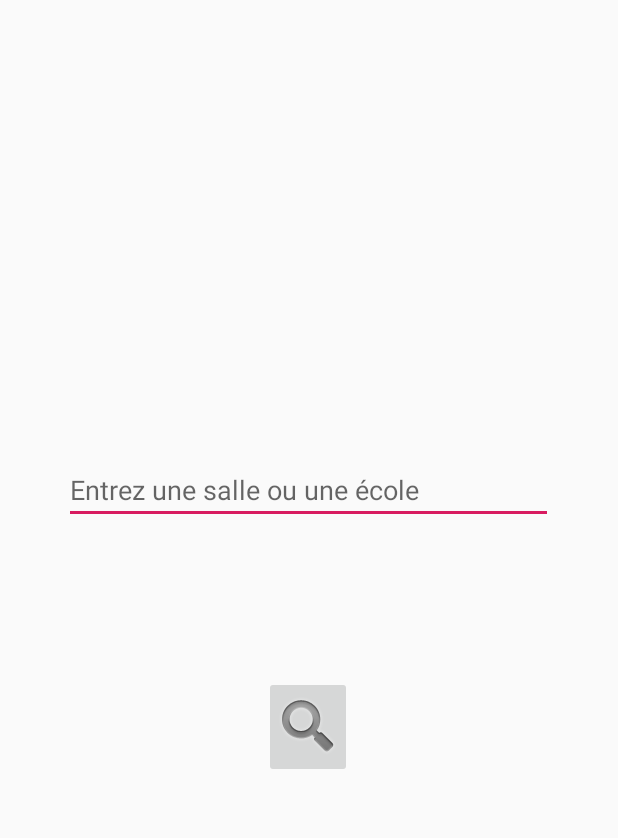
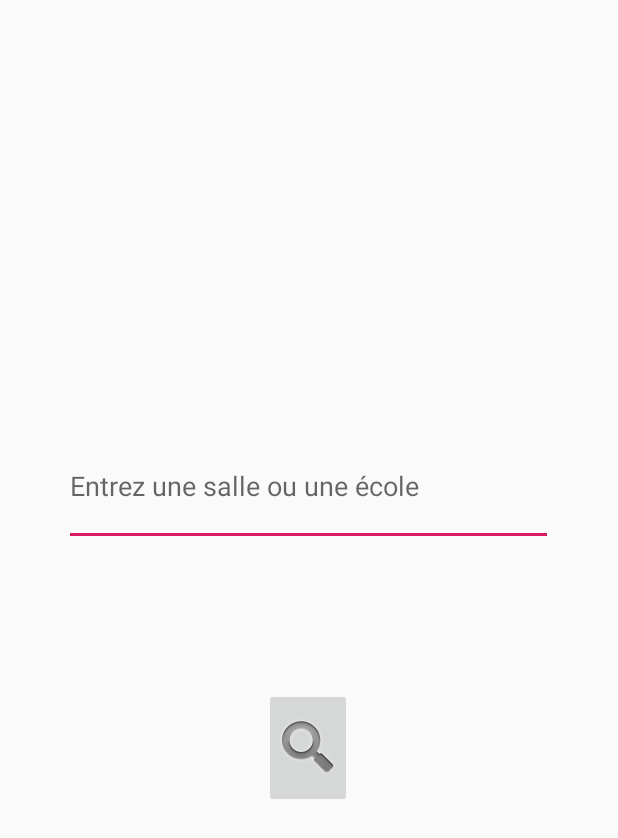
Before and after one commit to Faladus/WorkshopB3, an Android app: the layout localisation.xml on its own in the app's theme, with its tools: preview values and no code run, on a phone screen of 412 x 824 dp. Shown: the top 838 px of the screen. Run offline under Robolectric (Android 15) with nearby library versions, the phone set to English and light mode, and no system bars.

```diff
--- a/WorkshopB2/app/build.gradle
+++ b/WorkshopB2/app/build.gradle
@@ -25,4 +25,5 @@ dependencies {
     testImplementation 'junit:junit:4.12'
     androidTestImplementation 'com.android.support.test:runner:1.0.2'
     androidTestImplementation 'com.android.support.test.espresso:espresso-core:3.0.2'
+    implementation 'com.google.android.gms:play-services-maps:15.0.1'
 }
--- a/WorkshopB2/app/src/main/res/layout/localisation.xml
+++ b/WorkshopB2/app/src/main/res/layout/localisation.xml
@@ -27,7 +27,7 @@
             <AutoCompleteTextView
                 android:id="@+id/autoCompleteTextView"
                 android:layout_width="wrap_content"
-                android:layout_height="wrap_content"
+                android:layout_height="80dp"
                 android:layout_weight="2"
                 android:hint="Entrez une salle ou une école" />
 
@@ -56,7 +56,7 @@
             <ImageButton
                 android:id="@+id/imageButton2"
                 android:layout_width="0dp"
-                android:layout_height="wrap_content"
+                android:layout_height="80dp"
                 android:layout_weight="1"
                 app:srcCompat="@android:drawable/ic_search_category_default" />
 
```
Also changed, not shown: WorkshopB2/app/src/main/res/layout/accessibilite.xml (added, +20 -0 lines), 190 other files.
